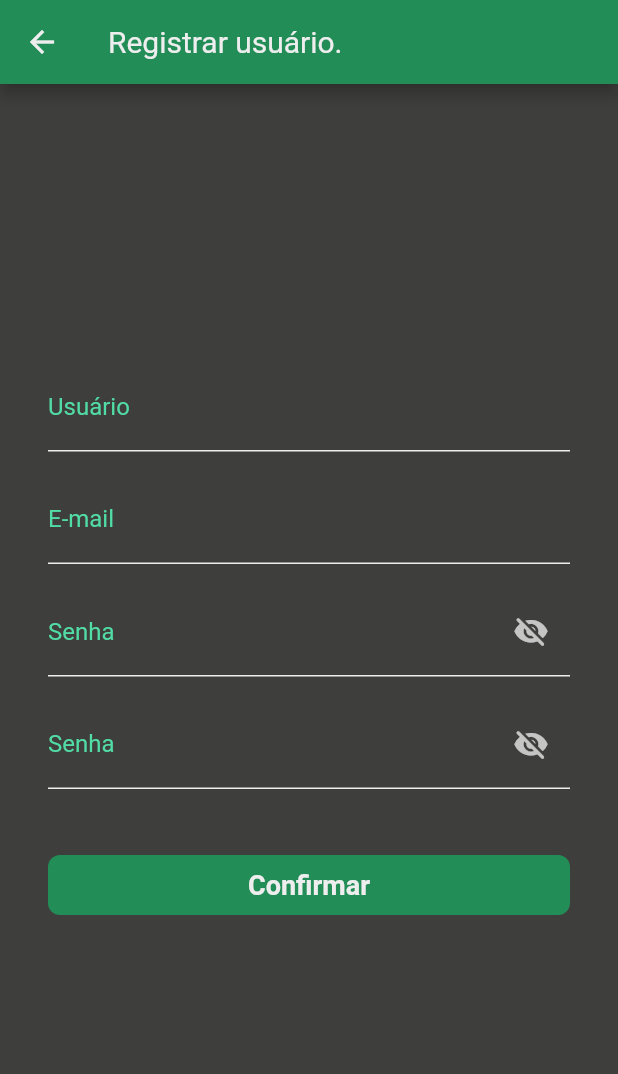
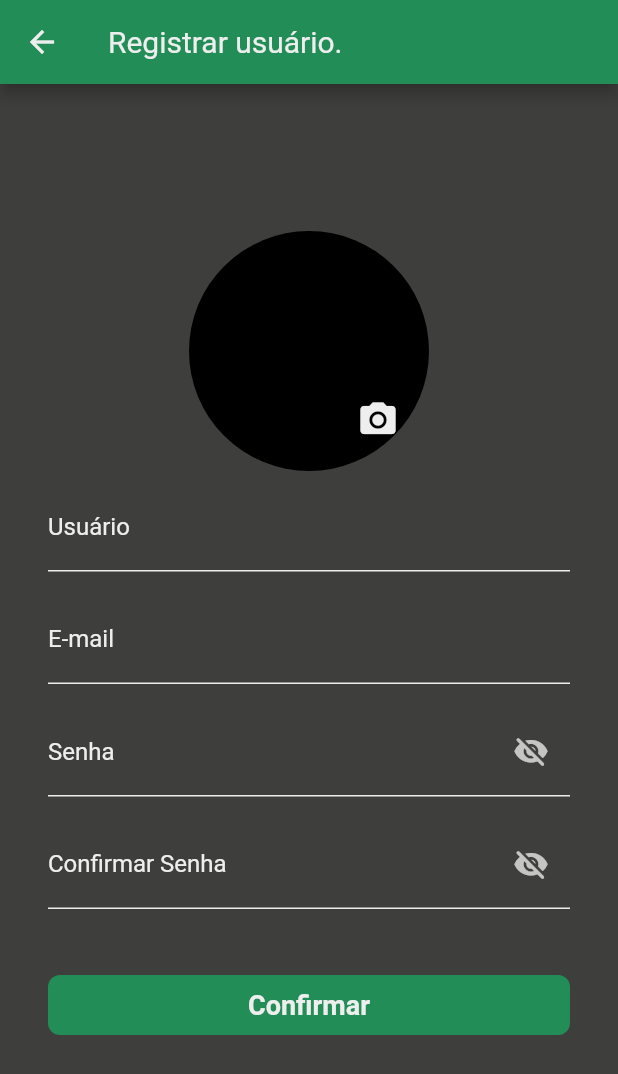
Before and after one commit to proz-tecnologia/PIT02GP07, a Flutter app: the SignUpPage screen opened directly, on a phone screen of 412 x 824 dp. Shown: the top 1074 px of the screen. Run offline on Flutter 3.47's test engine with Material 2 defaults, Android fonts, the phone set to English and light mode, and no system bars; our stand-ins replace firebase_core, image_picker, shared_preferences; accounts and stored records are empty.

```diff
--- a/lib/src/pages/auth/sign_up/sign_up_page.dart
+++ b/lib/src/pages/auth/sign_up/sign_up_page.dart
@@ -1,9 +1,13 @@
+import 'dart:io';
+
 import 'package:flutter/material.dart';
 import 'package:pit02gp07/src/pages/auth/sign_up/controller/sign_up_controller.dart';
 import '../../../core/theme/app_colors.dart';
 import '../../../core/theme/app_text_style.dart';
 import '../components/password_validator.dart';
 import '../login/login_page.dart';
+
+import 'package:image_picker/image_picker.dart';
 
 class SignUpPage extends StatefulWidget {
   const SignUpPage({super.key});
@@ -15,6 +19,8 @@ class SignUpPage extends StatefulWidget {
 class _SignUpPageState extends State<SignUpPage> {
   final _formKey = GlobalKey<FormState>();
   final controller = SignUpController();
+  PickedFile? _imageFile;
+  final ImagePicker _picker = ImagePicker();
   final nameController = TextEditingController();
   final emailController = TextEditingController();
   final passwordController = TextEditingController();
@@ -62,6 +68,7 @@ class _SignUpPageState extends State<SignUpPage> {
               child: Column(
                 mainAxisAlignment: MainAxisAlignment.center,
                 children: [
+                  imageProfile(),
                   Container(
                     padding: const EdgeInsets.symmetric(
                       vertical: 8.0,
@@ -74,7 +81,7 @@ class _SignUpPageState extends State<SignUpPage> {
                         hintText: 'Informe nome de usuário.',
                         labelText: 'Usuário',
                         labelStyle: TextStyle(
-                          color: AppColors.lightGreen,
+                          color: AppColors.iceWhite,
                         ),
                         enabledBorder: UnderlineInputBorder(
                           borderSide: BorderSide(
@@ -94,7 +101,7 @@ class _SignUpPageState extends State<SignUpPage> {
                     ),
                   ),
                   Container(
-                    //TODO: implementar junto à função "recuperar senha".
+                    //TODO: implementar junto à função 'recuperar senha'.
                     padding: const EdgeInsets.symmetric(
                       vertical: 8.0,
                       horizontal: 32,
@@ -106,7 +113,7 @@ class _SignUpPageState extends State<SignUpPage> {
                         hintText: 'Informe um e-mail.',
                         labelText: 'E-mail',
                         labelStyle: TextStyle(
-                          color: AppColors.lightGreen,
+                          color: AppColors.iceWhite,
                         ),
                         enabledBorder: UnderlineInputBorder(
                           borderSide: BorderSide(
@@ -140,7 +147,7 @@ class _SignUpPageState extends State<SignUpPage> {
                         hintText: 'Digite uma senha.',
                         labelText: 'Senha',
                         labelStyle: const TextStyle(
-                          color: AppColors.lightGreen,
+                          color: AppColors.iceWhite,
                         ),
                         enabledBorder: const UnderlineInputBorder(
                           borderSide: BorderSide(
@@ -187,9 +194,9 @@ class _SignUpPageState extends State<SignUpPage> {
                       decoration: InputDecoration(
                         floatingLabelBehavior: FloatingLabelBehavior.never,
                         hintText: 'Digite a senha novamente.',
-                        labelText: 'Senha',
+                        labelText: 'Confirmar Senha',
                         labelStyle: const TextStyle(
-                          color: AppColors.lightGreen,
+                          color: AppColors.iceWhite,
                         ),
                         enabledBorder: const UnderlineInputBorder(
                           borderSide: BorderSide(
@@ -264,4 +271,85 @@ class _SignUpPageState extends State<SignUpPage> {
       ),
     );
   }
+
+  Widget imageProfile() {
+    return Center(
+      child: Stack(children: <Widget>[
+        CircleAvatar(
+          radius: 80.0,
+          // ignore: unnecessary_null_comparison
+          backgroundImage: _imageFile == null
+              ? null
+              //AssetImage('assets/images/google.png')
+              : FileImage(File(_imageFile!.path)),
+        ),
+        Positioned(
+          bottom: 20.0,
+          right: 20.0,
+          child: InkWell(
+            onTap: () {
+              showModalBottomSheet(
+                context: context,
+                builder: ((builder) => bottomSheet()),
+              );
+            },
+            child: const Icon(
+              Icons.camera_alt,
+              color: AppColors.iceWhite,
+              size: 28.0,
+            ),
+          ),
+        ),
+      ]),
+    );
+  }
+
+  Widget bottomSheet() {
+    return Container(
+      height: 100.0,
+      width: MediaQuery.of(context).size.width,
+      margin: const EdgeInsets.symmetric(
+        horizontal: 20,
+        vertical: 20,
+      ),
+      child: Column(
+        children: <Widget>[
+          const Text(
+            'Escolha uma foto de perfil',
+            style: TextStyle(
+              fontSize: 20.0,
+            ),
+          ),
+          const SizedBox(
+            height: 20,
+          ),
+          Row(mainAxisAlignment: MainAxisAlignment.center, children: <Widget>[
+            TextButton.icon(
+              icon: const Icon(Icons.camera),
+              onPressed: () {
+                takePhoto(ImageSource.camera);
+              },
+              label: const Text('Câmera'),
+            ),
+            TextButton.icon(
+              icon: const Icon(Icons.image),
+              onPressed: () {
+                takePhoto(ImageSource.gallery);
+              },
+              label: const Text('Galeria'),
+            ),
+          ])
+        ],
+      ),
+    );
+  }
+
+  void takePhoto(ImageSource source) async {
+    final pickedFile = await _picker.pickImage(
+      source: source,
+    );
+    setState(() {
+      _imageFile = pickedFile! as PickedFile;
+    });
+  }
 }
--- a/pubspec.yaml
+++ b/pubspec.yaml
@@ -32,6 +32,7 @@ dependencies:
   firebase_core: ^2.3.0
   flutter:
     sdk: flutter
+  image_picker: ^0.8.6
   shared_preferences: ^2.0.15
 
   # The following adds the Cupertino Icons font to your application.
```
Also changed, not shown: pubspec.lock.
